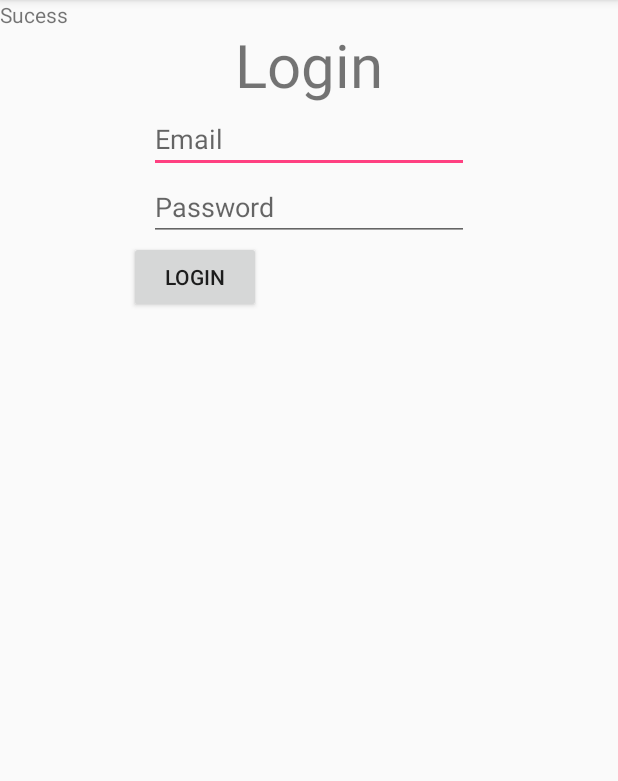
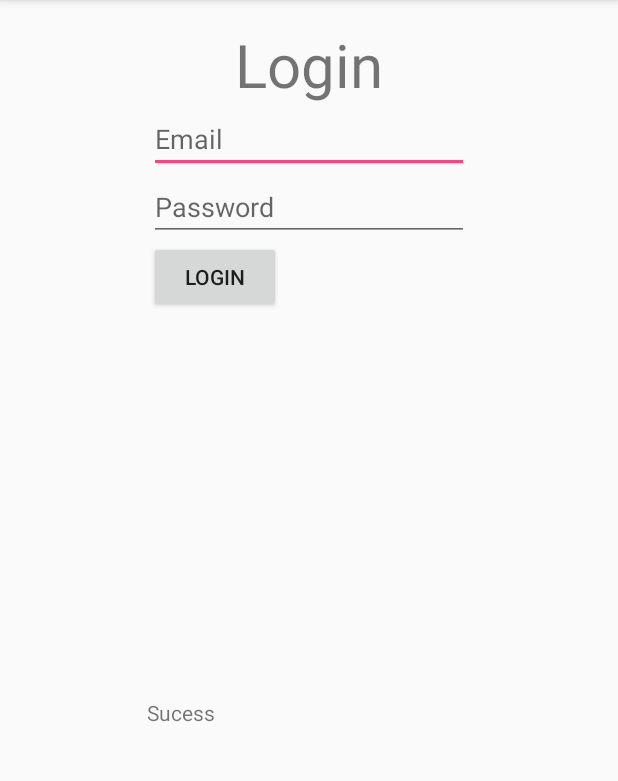
Before and after one commit to schelle14/BattleFood, an Android app: the Login screen opened directly, with no data from a screen before it, on a phone screen of 412 x 824 dp, the part 84-865 px from its top. Run offline under Robolectric (Android 15) with nearby library versions, the phone set to English and light mode, and no system bars; our stand-ins replace Firebase (no records; nobody signed in at launch, a user with empty details on screens opened directly).

Commit message:
Login implementation new [mw, dd]

```diff
--- a/app/src/main/java/at/xp2_2017/battlefood/Login.java
+++ b/app/src/main/java/at/xp2_2017/battlefood/Login.java
@@ -46,7 +46,7 @@ public class Login extends AppCompatActivity implements View.OnClickListener{
                     //Switch to Mainactivity page
                     txtcheckLogin.setText("Sucess");
                     //CHANGE TO REGISTRATION TO START
-                   // startActivity(new Intent(Login.this, RegistrationUI.class));
+                   //startActivity(new Intent(Login.this, RegistrationUI.class));
 
                 }
             }
@@ -58,7 +58,7 @@ public class Login extends AppCompatActivity implements View.OnClickListener{
         String password = etPassword.getText().toString();
         //checks if login is sucessfull
         if(TextUtils.isEmpty(email) || TextUtils.isEmpty(password)) {
-            Toast.makeText(Login.this, "Fields are empty", Toast.LENGTH_LONG).show();
+            txtcheckLogin.setText("Fields are empty");
         }
         else
         {
@@ -66,7 +66,7 @@ public class Login extends AppCompatActivity implements View.OnClickListener{
                 @Override
                 public void onComplete(@NonNull Task<AuthResult> task) {
                     if (!task.isSuccessful()) {
-                        Toast.makeText(Login.this, "Sign in failed", Toast.LENGTH_LONG).show();
+                        txtcheckLogin.setText("Sign in failed");
                     }
                 }
             });
--- a/app/src/main/res/layout/activity_login.xml
+++ b/app/src/main/res/layout/activity_login.xml
@@ -56,14 +56,17 @@
         tools:layout_constraintTop_creator="1"
         app:layout_constraintTop_toBottomOf="@+id/etPasswordLogin"
         tools:layout_constraintLeft_creator="1"
-        app:layout_constraintLeft_toLeftOf="@+id/etPasswordLogin"
-        android:layout_marginLeft="-13dp"
-        android:layout_marginTop="0dp" />
+        app:layout_constraintLeft_toLeftOf="@+id/etPasswordLogin" />
 
     <TextView
         android:id="@+id/txtcheckLogin"
-        android:layout_width="wrap_content"
-        android:layout_height="wrap_content"
-        tools:layout_editor_absoluteX="16dp"
-        tools:layout_editor_absoluteY="474dp" />
+        android:layout_width="216dp"
+        android:layout_height="39dp"
+        tools:layout_constraintBottom_creator="1"
+        app:layout_constraintBottom_toBottomOf="parent"
+        tools:layout_constraintLeft_creator="1"
+        android:layout_marginBottom="263dp"
+        tools:layout_constraintRight_creator="1"
+        app:layout_constraintRight_toRightOf="parent"
+        app:layout_constraintLeft_toLeftOf="parent" />
 </android.support.constraint.ConstraintLayout>
```
Also changed, not shown: 1 other file.
